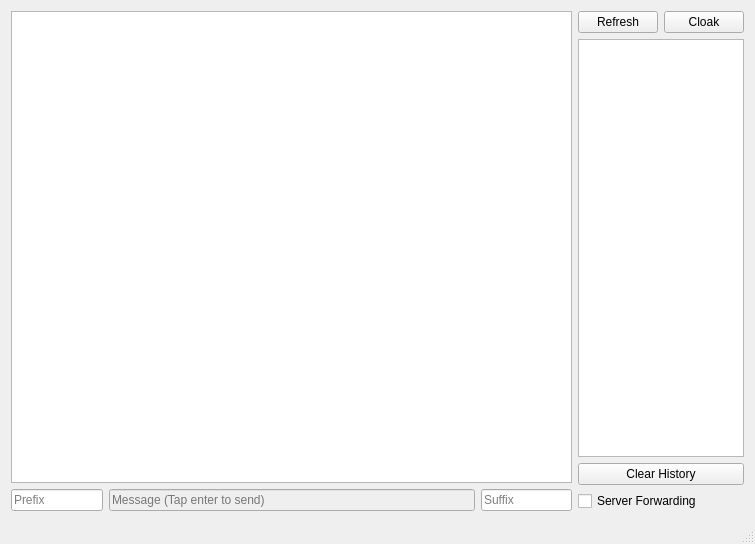
yvbbrjdr/yvEP, file yvEncryptedChat/mainwindow.ui: the form before one commit.
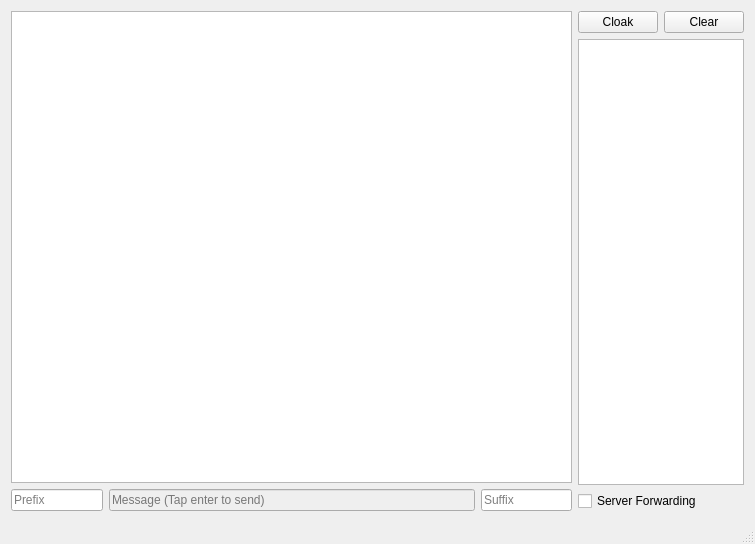
The form after the commit.

The edit to the form file:
```diff
--- a/yvEncryptedChat/mainwindow.ui
+++ b/yvEncryptedChat/mainwindow.ui
@@ -66,13 +66,6 @@
      <layout class="QVBoxLayout" name="ControlLayout">
       <item>
        <layout class="QHBoxLayout" name="ControlLayout2">
-        <item>
-         <widget class="QPushButton" name="RefreshButton">
-          <property name="text">
-           <string>Refresh</string>
-          </property>
-         </widget>
-        </item>
         <item>
          <widget class="QPushButton" name="CloakButton">
           <property name="text">
@@ -80,6 +73,13 @@
           </property>
          </widget>
         </item>
+        <item>
+         <widget class="QPushButton" name="ClearHistory">
+          <property name="text">
+           <string>Clear</string>
+          </property>
+         </widget>
+        </item>
        </layout>
       </item>
       <item>
@@ -89,13 +89,6 @@
         </property>
        </widget>
       </item>
-      <item>
-       <widget class="QPushButton" name="ClearHistory">
-        <property name="text">
-         <string>Clear History</string>
-        </property>
-       </widget>
-      </item>
       <item>
        <widget class="QCheckBox" name="ServerForward">
         <property name="text">
```
